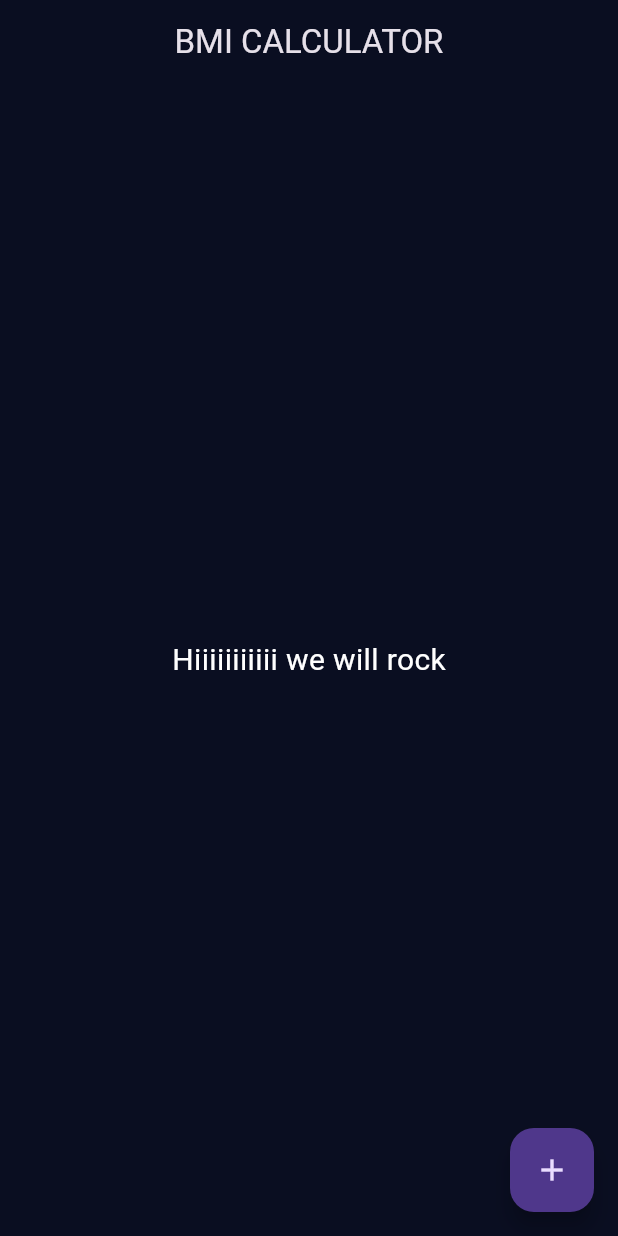
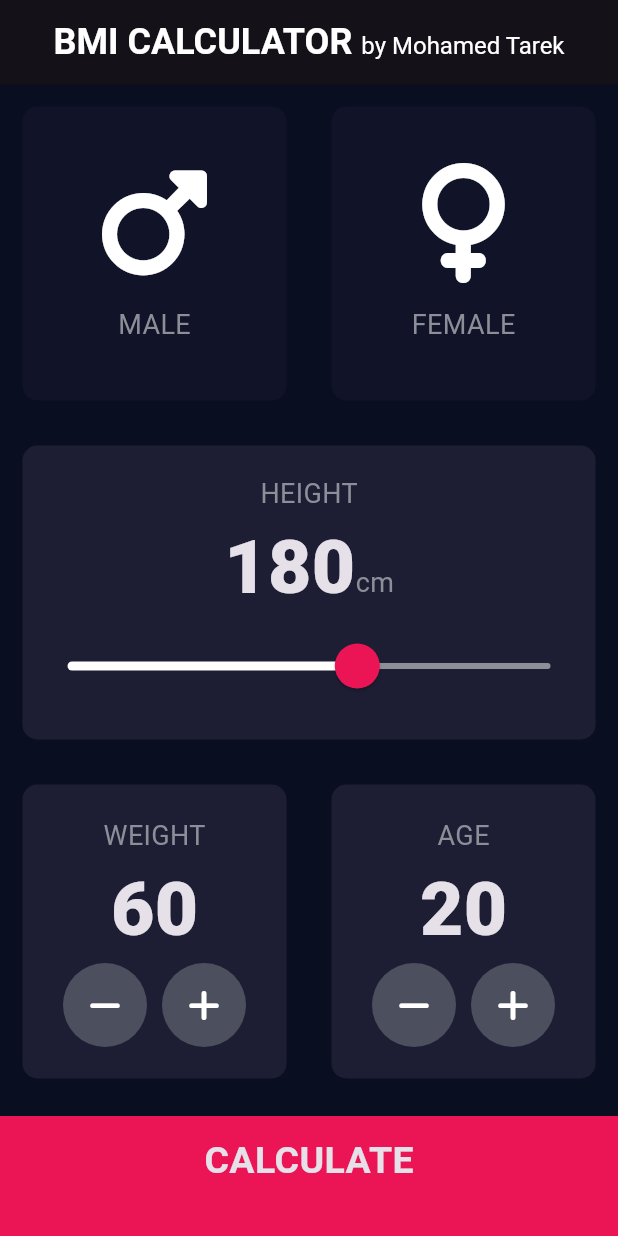
Before and after one commit to Aresdin/BMI-Calculator, a Flutter app: the screen it shows after launch, on a phone screen of 412 x 824 dp. Run offline on Flutter 3.47's test engine with Material 3 defaults, Android fonts, the phone set to English and light mode, and no system bars; our stand-ins replace font_awesome_flutter.

Commit message:
full release

```diff
--- /dev/null
+++ b/lib/calculator_brain.dart
@@ -0,0 +1,41 @@
+import 'dart:math';
+
+class CalculatorBrain {
+  CalculatorBrain({required this.height, required this.weight});
+
+  final int height;
+  final int weight;
+
+  double? _bmi;  // Make _bmi nullable
+
+  String calculateBMI() {
+    _bmi = weight / pow(height / 100, 2);
+    return _bmi!.toStringAsFixed(1);
+  }
+
+  String getResult() {
+    if (_bmi == null) {
+      return 'Unknown';
+    }
+    if (_bmi! >= 25) {
+      return 'Overweight';
+    } else if (_bmi! > 18.5) {
+      return 'Normal';
+    } else {
+      return 'Underweight';
+    }
+  }
+
+  String getInterpretation() {
+    if (_bmi == null) {
+      return 'Unknown';
+    }
+    if (_bmi! >= 25) {
+      return 'You have a higher than normal body weight. Try to exercise more.';
+    } else if (_bmi! >= 18.5) {
+      return 'You have a normal body weight. Good job!';
+    } else {
+      return 'You have a lower than normal body weight. You can eat a bit more.';
+    }
+  }
+}
--- /dev/null
+++ b/lib/components/bottom_button.dart
@@ -0,0 +1,29 @@
+import 'package:flutter/material.dart';
+import 'package:bmi/constants.dart';
+
+class BottomButton extends StatelessWidget {
+  BottomButton({required this.onTap, required this.buttonTitle});
+
+  final VoidCallback onTap;
+  final String buttonTitle;
+
+  @override
+  Widget build(BuildContext context) {
+    return GestureDetector(
+      onTap: onTap,
+      child: Container(
+        child: Center(
+          child: Text(
+            buttonTitle,
+            style: kLargeButtonTextStyle,
+          ),
+        ),
+        color: kBottomContainerColour,
+        margin: EdgeInsets.only(top: 10.0),
+        padding: EdgeInsets.only(bottom: 20.0),
+        width: double.infinity,
+        height: kBottomContainerHeight,
+      ),
+    );
+  }
+}
--- /dev/null
+++ b/lib/components/icon_content.dart
@@ -0,0 +1,29 @@
+import 'package:flutter/material.dart';
+import 'package:bmi/constants.dart';
+
+class IconContent extends StatelessWidget {
+  IconContent({required this.icon, required this.label});
+
+  final IconData icon;
+  final String label;
+
+  @override
+  Widget build(BuildContext context) {
+    return Column(
+      mainAxisAlignment: MainAxisAlignment.center,
+      children: <Widget>[
+        Icon(
+          icon,
+          size: 80.0,
+        ),
+        SizedBox(
+          height: 15.0,
+        ),
+        Text(
+          label,
+          style: kLabelTextStyle,
+        )
+      ],
+    );
+  }
+}
--- /dev/null
+++ b/lib/components/reusable_card.dart
@@ -0,0 +1,24 @@
+import 'package:flutter/material.dart';
+
+class ReusableCard extends StatelessWidget {
+  ReusableCard({required this.colour, required this.cardChild, required this.onPress});
+
+  final Color colour;
+  final Widget cardChild;
+  final VoidCallback onPress;
+
+  @override
+  Widget build(BuildContext context) {
+    return GestureDetector(
+      onTap: onPress,
+      child: Container(
+        child: cardChild,
+        margin: EdgeInsets.all(15.0),
+        decoration: BoxDecoration(
+          color: colour,
+          borderRadius: BorderRadius.circular(10.0),
+        ),
+      ),
+    );
+  }
+}
--- /dev/null
+++ b/lib/components/round_icon_button.dart
@@ -0,0 +1,23 @@
+import 'package:flutter/material.dart';
+
+class RoundIconButton extends StatelessWidget {
+  RoundIconButton({required this.icon, required this.onPressed});
+
+  final IconData icon;
+  final VoidCallback onPressed;
+
+  @override
+  Widget build(BuildContext context) {
+    return RawMaterialButton(
+      elevation: 0.0,
+      child: Icon(icon),
+      onPressed: onPressed,
+      constraints: BoxConstraints.tightFor(
+        width: 56.0,
+        height: 56.0,
+      ),
+      shape: CircleBorder(),
+      fillColor: Color(0xFF4C4F5E),
+    );
+  }
+}
--- /dev/null
+++ b/lib/constants.dart
@@ -0,0 +1,41 @@
+import 'package:flutter/material.dart';
+
+const kBottomContainerHeight = 80.0;
+const kActiveCardColour = Color(0xFF1D1E33);
+const kInactiveCardColour = Color(0xFF111328);
+const kBottomContainerColour = Color(0xFFEB1555);
+
+const kLabelTextStyle = TextStyle(
+  fontSize: 18.0,
+  color: Color(0xFF8D8E98),
+);
+
+const kNumberTextStyle = TextStyle(
+  fontSize: 50.0,
+  fontWeight: FontWeight.w900,
+);
+
+const kLargeButtonTextStyle = TextStyle(
+  fontSize: 25.0,
+  fontWeight: FontWeight.bold,
+);
+
+const kTitleTextStyle = TextStyle(
+  fontSize: 50.0,
+  fontWeight: FontWeight.bold,
+);
+
+const kResultTextStyle = TextStyle(
+  color: Color(0xFF24D876),
+  fontSize: 22.0,
+  fontWeight: FontWeight.bold,
+);
+
+const kBMITextStyle = TextStyle(
+  fontSize: 100.0,
+  fontWeight: FontWeight.bold,
+);
+
+const kBodyTextStyle = TextStyle(
+  fontSize: 22.0,
+);
--- a/lib/main.dart
+++ b/lib/main.dart
@@ -1,4 +1,5 @@
 import 'package:flutter/material.dart';
+import 'package:bmi/screens/input_page.dart';
 
 void main() => runApp(BMICalculator());
 
@@ -9,40 +10,8 @@ class BMICalculator extends StatelessWidget {
       theme: ThemeData.dark().copyWith(
         primaryColor: Color(0xFF0A0E21),
         scaffoldBackgroundColor: Color(0xFF0A0E21),
-        appBarTheme: AppBarTheme(
-          backgroundColor: Color(0xFF0A0E21),
-        ),
       ),
       home: InputPage(),
     );
   }
 }
-
-class InputPage extends StatefulWidget {
-  const InputPage({Key? key}) : super(key: key);
-
-  @override
-  State<InputPage> createState() => _InputPageState();
-}
-
-class _InputPageState extends State<InputPage> {
-  @override
-  Widget build(BuildContext context) {
-    return Scaffold(
-      appBar: AppBar(
-        title: Center(child: Text('BMI CALCULATOR')),
-      ),
-      body: Center(
-        child: Text('Hiiiiiiiiiii\ we will rock',
-            style: TextStyle(
-              fontSize: 20,
-              color: Colors.white,
-            )),
-      ),
-      floatingActionButton: FloatingActionButton(
-        onPressed: () {},
-        child: Icon(Icons.add),
-      ),
-    );
-  }
-}
--- /dev/null
+++ b/lib/screens/input_page.dart
@@ -0,0 +1,263 @@
+import 'package:flutter/material.dart';
+import 'package:font_awesome_flutter/font_awesome_flutter.dart';
+import 'package:bmi/components/icon_content.dart';
+import 'package:bmi/components/reusable_card.dart';
+import 'package:bmi/constants.dart';
+import 'package:bmi/screens/results_page.dart';
+import 'package:bmi/components/bottom_button.dart';
+import 'package:bmi/components/round_icon_button.dart';
+import 'package:bmi/calculator_brain.dart';
+
+enum Gender {
+  male,
+  female,
+}
+
+class InputPage extends StatefulWidget {
+  @override
+  _InputPageState createState() => _InputPageState();
+}
+
+class _InputPageState extends State<InputPage> {
+  Gender? selectedGender; // Use nullable type
+  int height = 180;
+  int weight = 60;
+  int age = 20;
+
+  @override
+  Widget build(BuildContext context) {
+    return Scaffold(
+      appBar: AppBar(
+        title: Center(
+          child: RichText(
+            text: TextSpan(
+              children: <TextSpan>[
+                TextSpan(
+                  text: 'BMI CALCULATOR ',
+                  style: TextStyle(
+                    fontSize: 24.0,
+                    fontWeight: FontWeight.bold,
+                    color: Colors.white,
+                  ),
+                ),
+                TextSpan(
+                  text: 'by Mohamed Tarek',
+                  style: TextStyle(
+                    fontSize: 16.0,
+                    color: Colors.white,
+                  ),
+                ),
+              ],
+            ),
+          ),
+        ),
+      ),
+
+      body: Column(
+        crossAxisAlignment: CrossAxisAlignment.stretch,
+        children: <Widget>[
+          Expanded(
+              child: Row(
+                children: <Widget>[
+                  Expanded(
+                    child: ReusableCard(
+                      onPress: () {
+                        setState(() {
+                          selectedGender = Gender.male;
+                        });
+                      },
+                      colour: selectedGender == Gender.male
+                          ? kActiveCardColour
+                          : kInactiveCardColour,
+                      cardChild: IconContent(
+                        icon: FontAwesomeIcons.mars,
+                        label: 'MALE',
+                      ),
+                    ),
+                  ),
+                  Expanded(
+                    child: ReusableCard(
+                      onPress: () {
+                        setState(() {
+                          selectedGender = Gender.female;
+                        });
+                      },
+                      colour: selectedGender == Gender.female
+                          ? kActiveCardColour
+                          : kInactiveCardColour,
+                      cardChild: IconContent(
+                        icon: FontAwesomeIcons.venus,
+                        label: 'FEMALE',
+                      ),
+                    ),
+                  ),
+                ],
+              )),
+          Expanded(
+            child: ReusableCard(
+              colour: kActiveCardColour,
+              cardChild: Column(
+                mainAxisAlignment: MainAxisAlignment.center,
+                children: <Widget>[
+                  Text(
+                    'HEIGHT',
+                    style: kLabelTextStyle,
+                  ),
+                  Row(
+                    mainAxisAlignment: MainAxisAlignment.center,
+                    crossAxisAlignment: CrossAxisAlignment.baseline,
+                    textBaseline: TextBaseline.alphabetic,
+                    children: <Widget>[
+                      Text(
+                        height.toString(),
+                        style: kNumberTextStyle,
+                      ),
+                      Text(
+                        'cm',
+                        style: kLabelTextStyle,
+                      )
+                    ],
+                  ),
+                  SliderTheme(
+                    data: SliderTheme.of(context).copyWith(
+                      inactiveTrackColor: Color(0xFF8D8E98),
+                      activeTrackColor: Colors.white,
+                      thumbColor: Color(0xFFEB1555),
+                      overlayColor: Color(0x29EB1555),
+                      thumbShape:
+                      RoundSliderThumbShape(enabledThumbRadius: 15.0),
+                      overlayShape:
+                      RoundSliderOverlayShape(overlayRadius: 30.0),
+                    ),
+                    child: Slider(
+                      value: height.toDouble(),
+                      min: 120.0,
+                      max: 220.0,
+                      onChanged: (double newValue) {
+                        setState(() {
+                          height = newValue.round();
+                        });
+                      },
+                    ),
+                  ),
+                ],
+              ), onPress: () {  },
+            ),
+          ),
+          Expanded(
+            child: Row(
+              children: <Widget>[
+                Expanded(
+                  child: ReusableCard(
+                    colour: kActiveCardColour,
+                    cardChild: Column(
+                      mainAxisAlignment: MainAxisAlignment.center,
+                      children: <Widget>[
+                        Text(
+                          'WEIGHT',
+                          style: kLabelTextStyle,
+                        ),
+                        Text(
+                          weight.toString(),
+                          style: kNumberTextStyle,
+                        ),
+                        Row(
+                          mainAxisAlignment: MainAxisAlignment.center,
+                          children: <Widget>[
+                            RoundIconButton(
+                                icon: FontAwesomeIcons.minus,
+                                onPressed: () {
+                                  setState(() {
+                                    weight--;
+                                  });
+                                }),
+                            SizedBox(
+                              width: 10.0,
+                            ),
+                            RoundIconButton(
+                              icon: FontAwesomeIcons.plus,
+                              onPressed: () {
+                                setState(() {
+                                  weight++;
+                                });
+                              },
+                            ),
+                          ],
+                        ),
+                      ],
+                    ), onPress: () {  },
+                  ),
+                ),
+                Expanded(
+                  child: ReusableCard(
+                    colour: kActiveCardColour,
+                    cardChild: Column(
+                      mainAxisAlignment: MainAxisAlignment.center,
+                      children: <Widget>[
+                        Text(
+                          'AGE',
+                          style: kLabelTextStyle,
+                        ),
+                        Text(
+                          age.toString(),
+                          style: kNumberTextStyle,
+                        ),
+                        Row(
+                          mainAxisAlignment: MainAxisAlignment.center,
+                          children: <Widget>[
+                            RoundIconButton(
+                              icon: FontAwesomeIcons.minus,
+                              onPressed: () {
+                                setState(
+                                      () {
+                                    age--;
+                                  },
+                                );
+                              },
+                            ),
+                            SizedBox(
+                              width: 10.0,
+                            ),
+                            RoundIconButton(
+                                icon: FontAwesomeIcons.plus,
+                                onPressed: () {
+                                  setState(() {
+                                    age++;
+                                  });
+                                })
+                          ],
+                        )
+                      ],
+                    ), onPress: () {  },
+                  ),
+                ),
+              ],
+            ),
+          ),
+          BottomButton(
+            buttonTitle: 'CALCULATE',
+            onTap: () {
+              if (selectedGender == null) {
+                // Show error or default value
+                return;
+              }
+              CalculatorBrain calc =
+              CalculatorBrain(height: height, weight: weight);
+
+              Navigator.push(
+                context,
+                MaterialPageRoute(
+                  builder: (context) => ResultsPage(
+                    bmiResult: calc.calculateBMI(),
+                    resultText: calc.getResult(),
+                    interpretation: calc.getInterpretation(),
+                  ),
+                ),
+              );
+            },
+          ),
+        ],
+      ),
+    );
+  }
+}
```
Also changed, not shown: lib/remove_comments.dart (added, +26 -0 lines), lib/screens/results_page.dart (added, +71 -0 lines), pubspec.yaml (+4 -21 lines), pubspec.lock, 27 other files.
